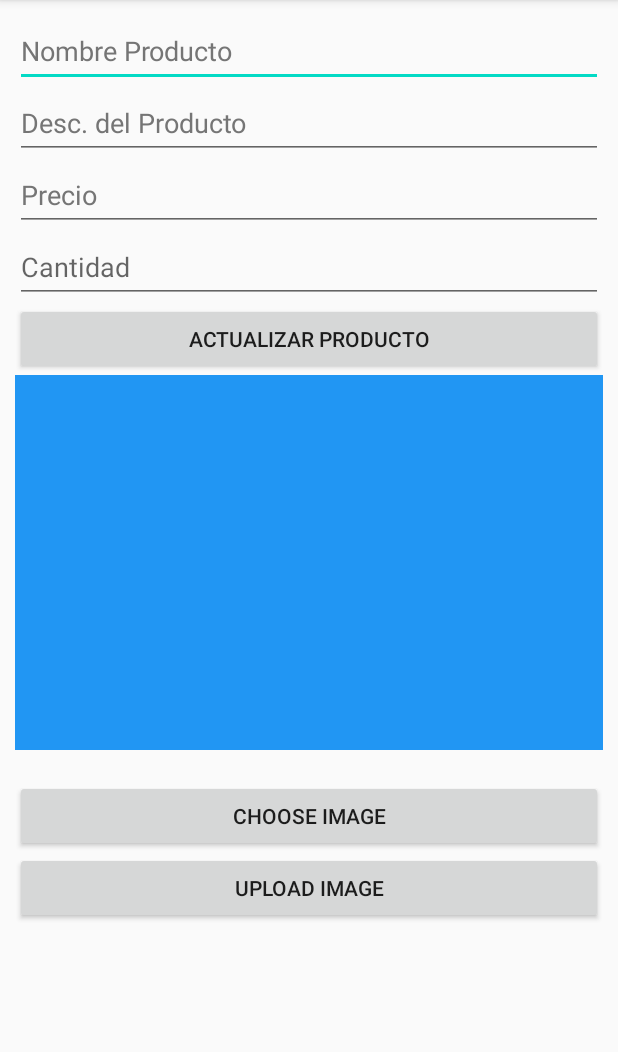
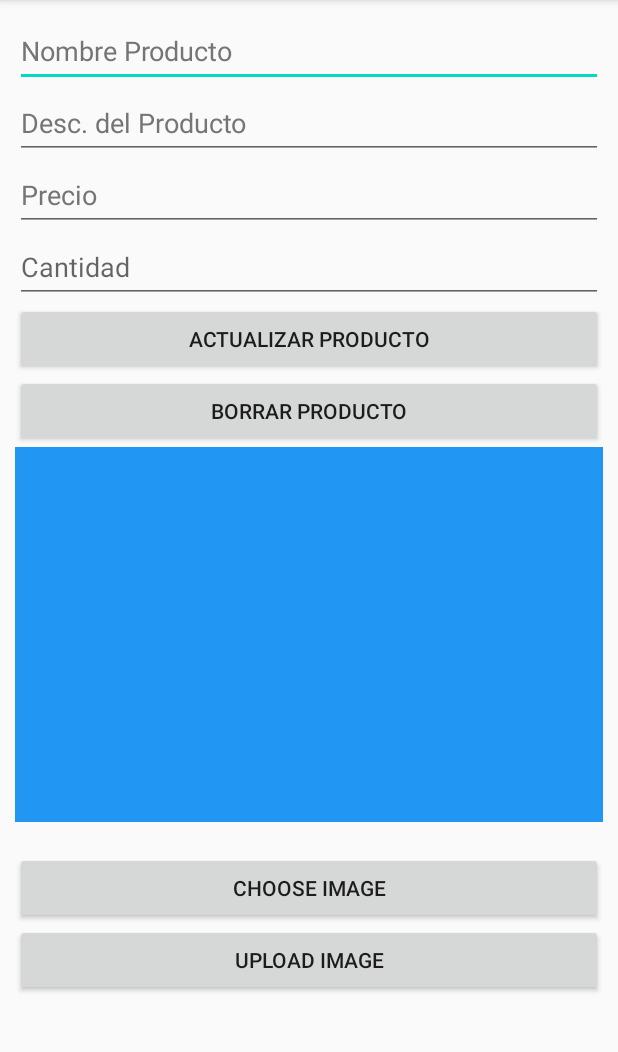
Before and after one commit to dachava/AndroidStore, an Android app: the fragment UpdateProductoFragment shown on its own in the app's theme, on a phone screen of 412 x 824 dp, the part 84-1136 px from its top. Run offline under Robolectric (Android 15) with nearby library versions, the phone set to English and light mode, and no system bars; our stand-ins replace Firebase (no records; nobody signed in at launch, a user with empty details on screens opened directly); 6 statements that could not run were skipped.

Commit message:
Delete funcional

```diff
--- a/app/src/main/java/com/tiendavirtual/ui/producto/UpdateProductoFragment.kt
+++ b/app/src/main/java/com/tiendavirtual/ui/producto/UpdateProductoFragment.kt
@@ -45,6 +45,7 @@ class UpdateProductoFragment : Fragment() {
         binding.imagePreview.setImageURI(Uri.parse(args.producto.imagen))
 
         binding.btUpdateProducto.setOnClickListener { updateProducto() }
+        binding.btDeleteProducto.setOnClickListener { deleteProducto() }
 
 
         //Se indica que esta pantalla tiene un menu personalizado...
@@ -73,7 +74,7 @@ class UpdateProductoFragment : Fragment() {
         }
     }
 
-    private fun deleteLugar() {
+    private fun deleteProducto() {
         val pantalla=AlertDialog.Builder(requireContext())
 
         pantalla.setTitle(R.string.delete)
--- a/app/src/main/res/layout/fragment_update_producto.xml
+++ b/app/src/main/res/layout/fragment_update_producto.xml
@@ -68,6 +68,12 @@
             android:layout_height="wrap_content"
             android:orientation="vertical">
 
+            <Button
+                android:id="@+id/btDeleteProducto"
+                android:layout_width="match_parent"
+                android:layout_height="wrap_content"
+                android:text="@string/bt_deleteProducto" />
+
             <ImageView
                 android:id="@+id/image_preview"
                 android:layout_width="match_parent"
--- a/app/src/main/res/values/strings.xml
+++ b/app/src/main/res/values/strings.xml
@@ -23,6 +23,7 @@
     <string name="msg_imagen">Imagen</string>
     <string name="bt_addProducto">Agregar Producto</string>
     <string name="bt_updateProducto">Actualizar Producto</string>
+    <string name="bt_deleteProducto">Borrar Producto</string>
     <string name="msg_producto_added">Producto agregado</string>
     <string name="msg_data">Faltan datos</string>
     <string name="msg_producto_update">Producto actualizado!!</string>
```
